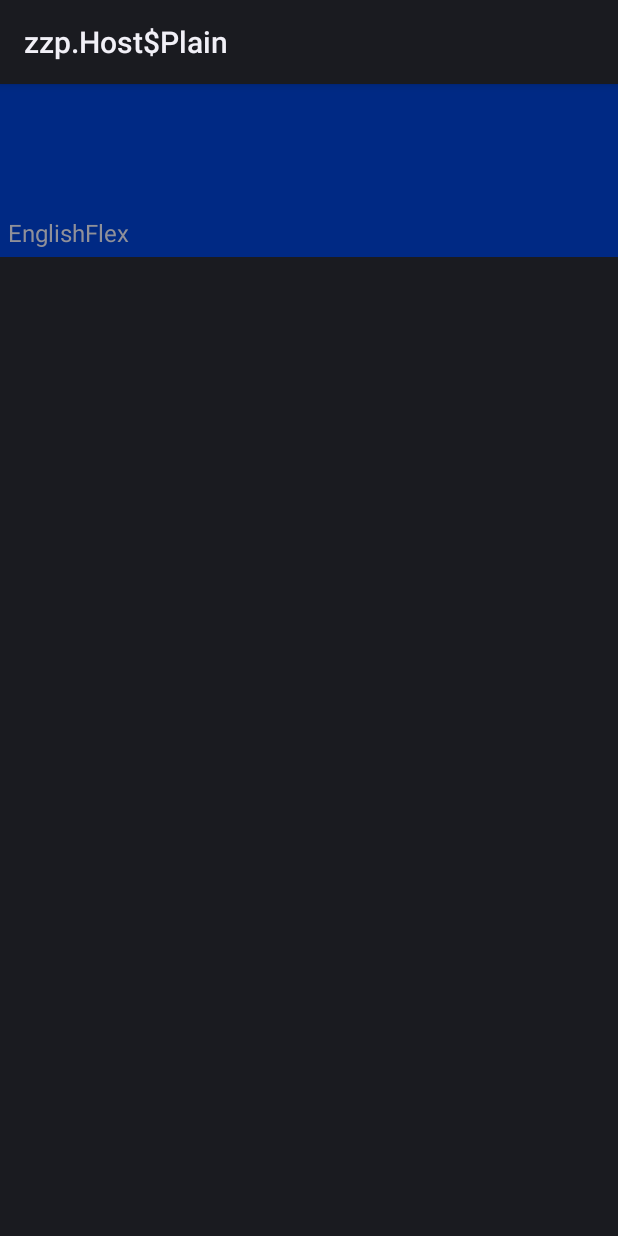
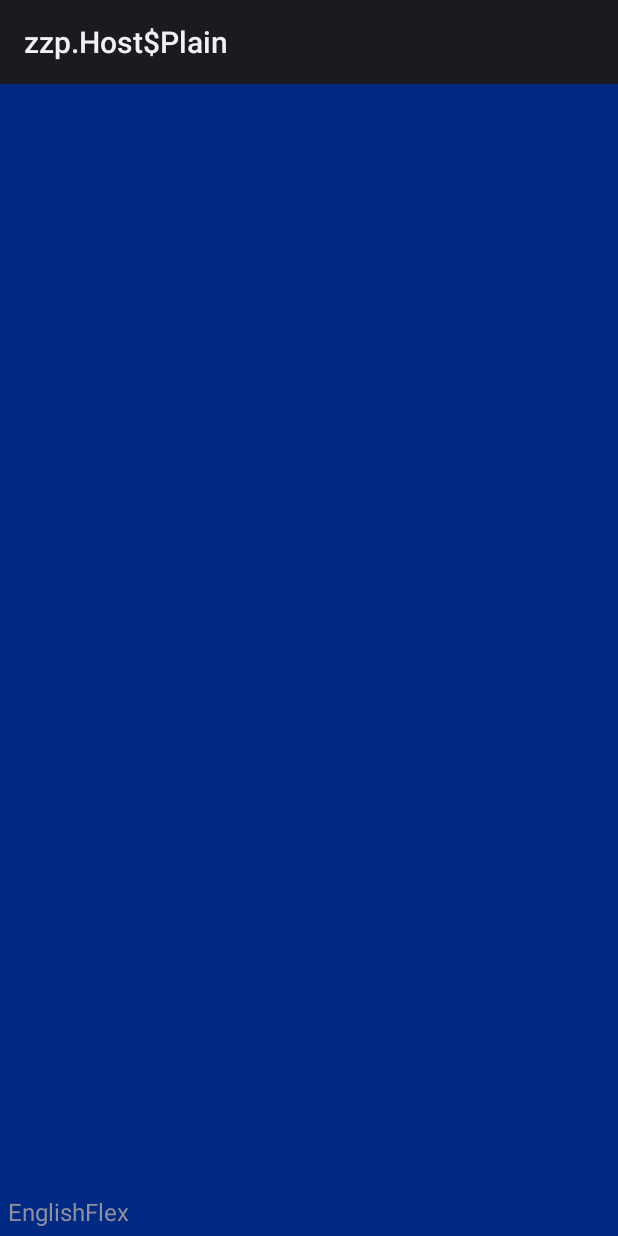
Before and after one commit to nguyentthai96/EnglishFlex, an Android app: the fragment PracticeTestFragment shown on its own in the app's theme, on a phone screen of 412 x 824 dp. Run offline under Robolectric (Android 15) with nearby library versions, the phone set to English and light mode, and no system bars.

Commit message:
spech containner rebase

```diff
--- /dev/null
+++ b/feature/src/main/java/com/ntt/groupfour/englishflex/feature/callback/TimerCallBack.kt
@@ -0,0 +1,4 @@
+package com.ntt.groupfour.englishflex.feature.callback
+
+interface TimerCallBack {
+}
--- a/feature/src/main/java/com/ntt/groupfour/englishflex/feature/customview/PracticeTestFragment.kt
+++ b/feature/src/main/java/com/ntt/groupfour/englishflex/feature/customview/PracticeTestFragment.kt
@@ -8,39 +8,39 @@ import android.view.View
 import android.view.ViewGroup
 import android.widget.TextView
 import com.ntt.groupfour.englishflex.feature.R
-import com.ntt.groupfour.englishflex.feature.model.RecognitionSpeech
 import com.ntt.groupfour.englishflex.feature.model.SpeechData
 import com.ntt.groupfour.englishflex.feature.utils.AppConstants
 
 class PracticeTestFragment : Fragment() {
 
-    val TAG="PracticeTF"
-    private lateinit var textInput: TextView
-    private lateinit var textResult: TextView
+    val TAG = "PracticeTF"
+    protected lateinit var textInput: TextView
+    protected lateinit var textResult: TextView
 
     override fun onCreateView(inflater: LayoutInflater, container: ViewGroup?, savedInstanceState: Bundle?): View? {
         // Creates the view controlled by the fragment
-        val view = inflater.inflate(R.layout.view_text_recognition_layout, container, false)
-        this.textInput = view!!.findViewById<TextView>(R.id.textInput)
-        this.textResult = view.findViewById<TextView>(R.id.textResult)
+        val view = inflater.inflate(R.layout.view_speech_recognition_layout, container, false)
+        this.textInput = view!!.findViewById<TextView>(R.id.textInputSpeech)
+        this.textResult = view.findViewById<TextView>(R.id.textOutputSpeech)
 
         val args = arguments
         this.textInput.text = args?.getString(AppConstants.TEXT_SAMPLE)
 
+        Log.i(TAG, "override fun onCreateView(inflater: LayoutInflater, container: ViewGroup?, savedInstanceState: Bundle?)")
 
         return view;
     }
 
-    fun callBackSetRecognitionResult(text: String) {
-        this.textResult.setText(text)
+    fun updateText(){
+        this.textResult.setText("sdsdfg")
+        Log.i(TAG, "fun updateText(){")
     }
 
     companion object {
-        val TAG="PracticeTF"
+        val TAG = "PracticeTF"
         // Method for creating new instances of the fragment
         fun newInstance(recognitionSpeech: SpeechData): PracticeTestFragment {
-
-            Log.i(TAG,"fun newInstance(recognitionSpeech: SpeechData): PracticeTestFragment")
+            Log.i(TAG, "fun newInstance(recognitionSpeech: SpeechData): PracticeTestFragment")
 
             // Store the movie data in a Bundle object
             val args = Bundle()
--- a/feature/src/main/res/layout/activity_main.xml
+++ b/feature/src/main/res/layout/activity_main.xml
@@ -7,13 +7,13 @@
     tools:context=".activity.MainActivity">
 
 
-    <com.ntt.groupfour.englishflex.feature.customview.PracticeContainerLayout
+    <com.ntt.groupfour.englishflex.feature.customview.SpeechContainerLayout
         android:id="@+id/practiveReg"
         android:layout_width="match_parent"
         android:layout_height="200dp"
         android:background="@android:color/darker_gray">
 
-    </com.ntt.groupfour.englishflex.feature.customview.PracticeContainerLayout>
+    </com.ntt.groupfour.englishflex.feature.customview.SpeechContainerLayout>
 
     <Button
         android:id="@+id/buttonStart"
--- a/feature/src/main/res/layout/view_text_recognition_layout.xml
+++ b/feature/src/main/res/layout/view_speech_recognition_layout.xml
@@ -1,12 +1,13 @@
 <?xml version="1.0" encoding="utf-8"?>
-<LinearLayout xmlns:android="http://schemas.android.com/apk/res/android"
+<android.support.constraint.ConstraintLayout xmlns:android="http://schemas.android.com/apk/res/android"
+    xmlns:app="http://schemas.android.com/apk/res-auto"
     android:layout_width="match_parent"
-    android:layout_height="wrap_content"
+    android:layout_height="match_parent"
     android:background="@color/colorPrimaryDark"
     android:orientation="vertical">
 
     <TextView
-        android:id="@+id/textInput"
+        android:id="@+id/textInputSpeech"
         android:layout_width="match_parent"
         android:layout_height="wrap_content"
         android:layout_margin="@dimen/marginTexbox_5dp"
@@ -14,20 +15,20 @@
         android:textAlignment="center"
         android:textColor="@color/colorSecondary"
         android:textSize="@dimen/textViewInputReadSize"
-        android:textStyle="bold"
-     />
+        android:textStyle="bold" />
 
-    <View
-        android:layout_width="match_parent"
-        android:layout_height="50dp"
-        android:background="@android:color/transparent" />
+    <!--<View-->
+    <!--android:layout_width="match_parent"-->
+    <!--android:layout_height="50dp"-->
+    <!--android:background="@android:color/transparent" />-->
 
     <TextView
-        android:id="@+id/textResult"
+        android:id="@+id/textOutputSpeech"
         android:layout_width="match_parent"
         android:layout_height="wrap_content"
         android:layout_margin="@dimen/marginTexbox_5dp"
         android:text="@string/app_name"
-        android:textSize="@dimen/textViewRecognitionSize" />
+        android:textSize="@dimen/textViewRecognitionSize"
+        app:layout_constraintBottom_toBottomOf="parent" />
 
-</LinearLayout>
+</android.support.constraint.ConstraintLayout>
```
Also changed, not shown: feature/src/main/java/com/ntt/groupfour/englishflex/feature/activity/MainActivity.kt (+4 -3 lines), feature/src/main/java/com/ntt/groupfour/englishflex/feature/customview/BindingDataFragmentCallback.kt (added, +7 -0 lines), feature/src/main/java/com/ntt/groupfour/englishflex/feature/customview/PracticePagerApdapter.kt (+9 -2 lines), feature/src/main/java/com/ntt/groupfour/englishflex/feature/customview/SpeechContainerLayout.kt (renamed from feature/src/main/java/com/ntt/groupfour/englishflex/feature/customview/PracticeContainerLayout.kt, +48 -21 lines), feature/src/main/java/com/ntt/groupfour/englishflex/feature/utils/RecognitionUtils.kt (+8 -2 lines).
